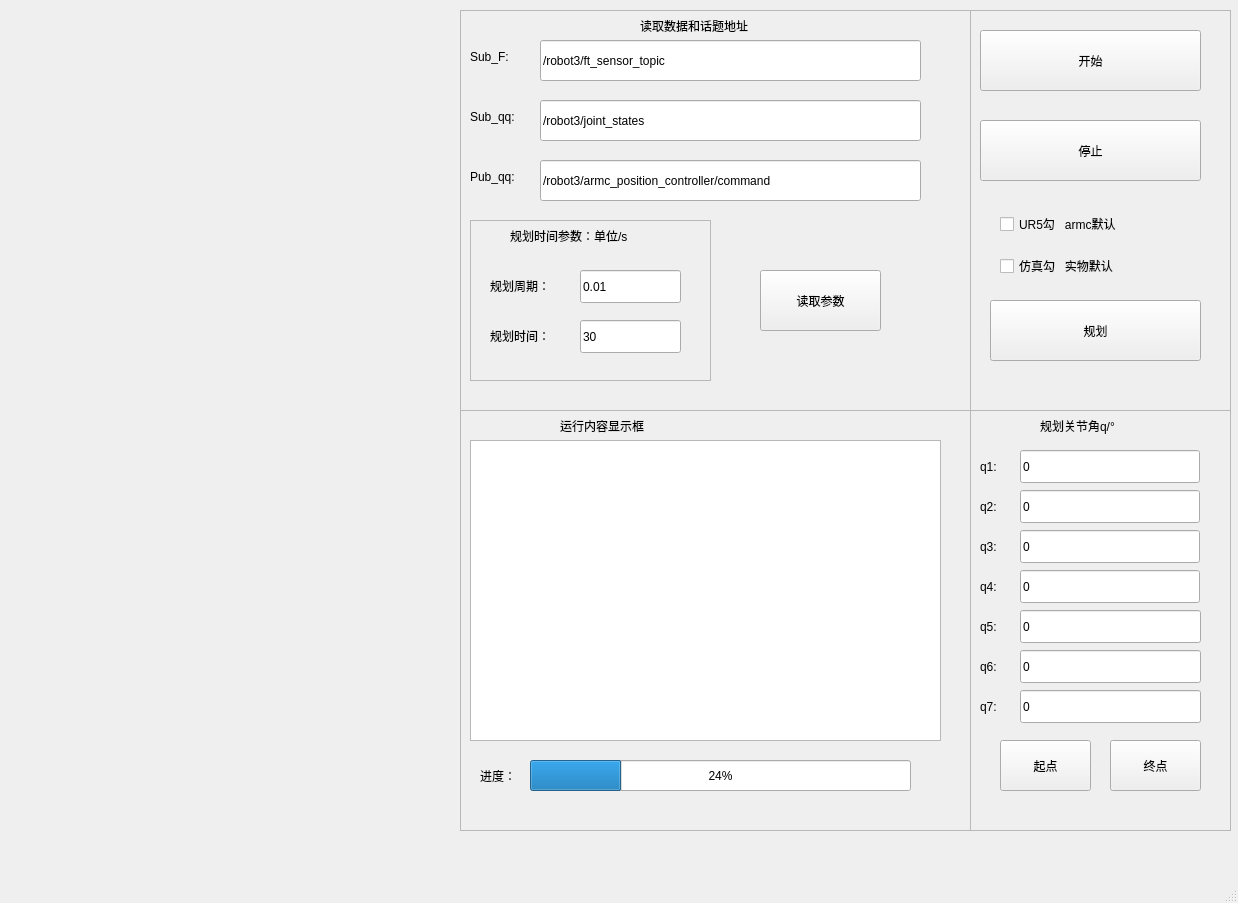
This is catkin_ws/src/robot_python/ui/test_form2.ui in CFlyingDragon/Multi_arm_robot as Qt 5 draws it before an edit. The edited form follows.
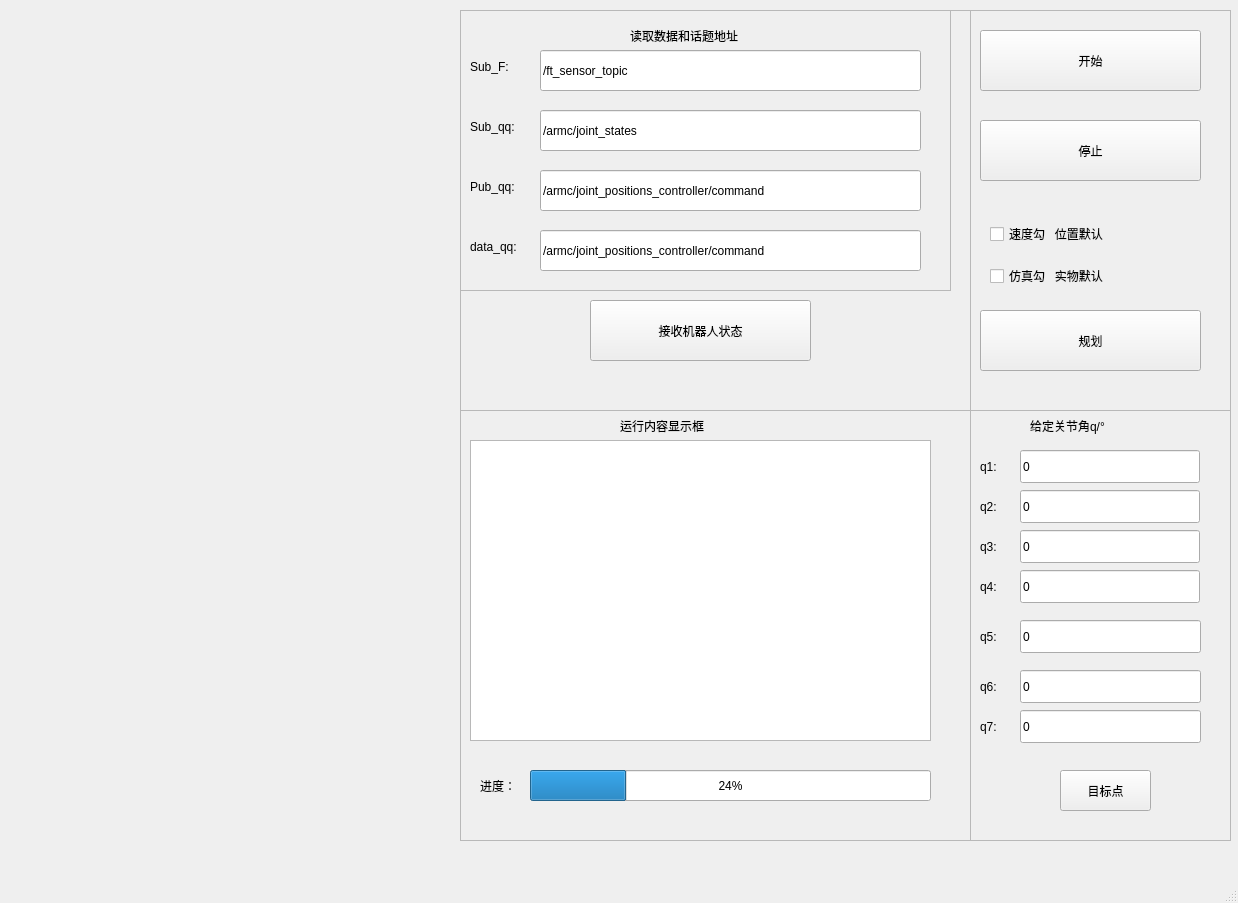
This is the edited form.

The edit to the form file:
```diff
--- a/catkin_ws/src/robot_python/ui/test_form2.ui
+++ b/catkin_ws/src/robot_python/ui/test_form2.ui
@@ -40,7 +40,7 @@
       <x>10</x>
       <y>410</y>
       <width>451</width>
-      <height>421</height>
+      <height>431</height>
      </rect>
     </property>
     <layout class="QHBoxLayout" name="horizontalLayout_2"/>
@@ -51,7 +51,7 @@
       <x>460</x>
       <y>410</y>
       <width>511</width>
-      <height>421</height>
+      <height>431</height>
      </rect>
     </property>
     <layout class="QHBoxLayout" name="horizontalLayout_5">
@@ -68,7 +68,7 @@
          <rect>
           <x>10</x>
           <y>30</y>
-          <width>471</width>
+          <width>461</width>
           <height>301</height>
          </rect>
         </property>
@@ -76,7 +76,7 @@
        <widget class="QLabel" name="label">
         <property name="geometry">
          <rect>
-          <x>100</x>
+          <x>160</x>
           <y>0</y>
           <width>131</width>
           <height>31</height>
@@ -90,8 +90,8 @@
         <property name="geometry">
          <rect>
           <x>70</x>
-          <y>350</y>
-          <width>381</width>
+          <y>360</y>
+          <width>401</width>
           <height>31</height>
          </rect>
         </property>
@@ -103,7 +103,7 @@
         <property name="geometry">
          <rect>
           <x>20</x>
-          <y>350</y>
+          <y>360</y>
           <width>51</width>
           <height>31</height>
          </rect>
@@ -134,104 +134,13 @@
        <property name="frameShadow">
         <enum>QFrame::Raised</enum>
        </property>
-       <widget class="QLineEdit" name="lineEdit_sub_qq">
-        <property name="geometry">
-         <rect>
-          <x>80</x>
-          <y>90</y>
-          <width>381</width>
-          <height>41</height>
-         </rect>
-        </property>
-        <property name="text">
-         <string>/robot3/joint_states</string>
-        </property>
-       </widget>
-       <widget class="QLabel" name="label_17">
-        <property name="geometry">
-         <rect>
-          <x>10</x>
-          <y>30</y>
-          <width>61</width>
-          <height>33</height>
-         </rect>
-        </property>
-        <property name="text">
-         <string>Sub_F:</string>
-        </property>
-       </widget>
-       <widget class="QLineEdit" name="lineEdit_sub_f">
-        <property name="geometry">
-         <rect>
-          <x>80</x>
-          <y>30</y>
-          <width>381</width>
-          <height>41</height>
-         </rect>
-        </property>
-        <property name="text">
-         <string>/robot3/ft_sensor_topic</string>
-        </property>
-       </widget>
-       <widget class="QLineEdit" name="lineEdit_pub_qq">
-        <property name="geometry">
-         <rect>
-          <x>80</x>
-          <y>150</y>
-          <width>381</width>
-          <height>41</height>
-         </rect>
-        </property>
-        <property name="text">
-         <string>/robot3/armc_position_controller/command</string>
-        </property>
-       </widget>
-       <widget class="QLabel" name="label_18">
-        <property name="geometry">
-         <rect>
-          <x>180</x>
-          <y>0</y>
-          <width>161</width>
-          <height>31</height>
-         </rect>
-        </property>
-        <property name="text">
-         <string>读取数据和话题地址</string>
-        </property>
-       </widget>
-       <widget class="QLabel" name="label_30">
-        <property name="geometry">
-         <rect>
-          <x>10</x>
-          <y>150</y>
-          <width>71</width>
-          <height>33</height>
-         </rect>
-        </property>
-        <property name="text">
-         <string>Pub_qq:</string>
-        </property>
-       </widget>
-       <widget class="QLabel" name="label_19">
-        <property name="geometry">
-         <rect>
-          <x>10</x>
-          <y>90</y>
-          <width>71</width>
-          <height>33</height>
-         </rect>
-        </property>
-        <property name="text">
-         <string>Sub_qq:</string>
-        </property>
-       </widget>
        <widget class="QWidget" name="verticalLayoutWidget_3">
         <property name="geometry">
          <rect>
-          <x>10</x>
-          <y>210</y>
-          <width>241</width>
-          <height>161</height>
+          <x>0</x>
+          <y>0</y>
+          <width>491</width>
+          <height>281</height>
          </rect>
         </property>
         <layout class="QVBoxLayout" name="verticalLayout_3">
@@ -243,69 +152,121 @@
            <property name="frameShadow">
             <enum>QFrame::Raised</enum>
            </property>
-           <widget class="QLabel" name="label_13">
+           <widget class="QLabel" name="label_11">
             <property name="geometry">
              <rect>
-              <x>40</x>
-              <y>0</y>
-              <width>181</width>
+              <x>170</x>
+              <y>10</y>
+              <width>161</width>
               <height>31</height>
              </rect>
             </property>
             <property name="text">
-             <string>规划时间参数：单位/s</string>
+             <string>读取数据和话题地址</string>
             </property>
            </widget>
-           <widget class="QLabel" name="label_14">
+           <widget class="QLabel" name="label_30">
             <property name="geometry">
              <rect>
-              <x>20</x>
-              <y>100</y>
-              <width>91</width>
-              <height>31</height>
-             </rect>
-            </property>
-            <property name="text">
-             <string>规划时间：</string>
-            </property>
-           </widget>
-           <widget class="QLineEdit" name="lineEdit_t">
-            <property name="geometry">
-             <rect>
-              <x>110</x>
-              <y>100</y>
-              <width>101</width>
+              <x>10</x>
+              <y>160</y>
+              <width>71</width>
               <height>33</height>
              </rect>
             </property>
             <property name="text">
-             <string>30</string>
+             <string>Pub_qq:</string>
             </property>
            </widget>
-           <widget class="QLineEdit" name="lineEdit_T">
+           <widget class="QLineEdit" name="lineEdit_sub_f">
             <property name="geometry">
              <rect>
-              <x>110</x>
-              <y>50</y>
-              <width>101</width>
-              <height>33</height>
+              <x>80</x>
+              <y>40</y>
+              <width>381</width>
+              <height>41</height>
              </rect>
             </property>
             <property name="text">
-             <string>0.01</string>
+             <string>/ft_sensor_topic</string>
             </property>
            </widget>
            <widget class="QLabel" name="label_12">
             <property name="geometry">
              <rect>
-              <x>20</x>
-              <y>50</y>
-              <width>91</width>
-              <height>31</height>
+              <x>10</x>
+              <y>40</y>
+              <width>61</width>
+              <height>33</height>
              </rect>
             </property>
             <property name="text">
-             <string>规划周期：</string>
+             <string>Sub_F:</string>
+            </property>
+           </widget>
+           <widget class="QLabel" name="label_13">
+            <property name="geometry">
+             <rect>
+              <x>10</x>
+              <y>100</y>
+              <width>71</width>
+              <height>33</height>
+             </rect>
+            </property>
+            <property name="text">
+             <string>Sub_qq:</string>
+            </property>
+           </widget>
+           <widget class="QLineEdit" name="lineEdit_sub_qq">
+            <property name="geometry">
+             <rect>
+              <x>80</x>
+              <y>100</y>
+              <width>381</width>
+              <height>41</height>
+             </rect>
+            </property>
+            <property name="text">
+             <string>/armc/joint_states</string>
+            </property>
+           </widget>
+           <widget class="QLineEdit" name="lineEdit_pub_qq">
+            <property name="geometry">
+             <rect>
+              <x>80</x>
+              <y>160</y>
+              <width>381</width>
+              <height>41</height>
+             </rect>
+            </property>
+            <property name="text">
+             <string>/armc/joint_positions_controller/command</string>
+            </property>
+           </widget>
+           <widget class="QLabel" name="label_31">
+            <property name="geometry">
+             <rect>
+              <x>10</x>
+              <y>220</y>
+              <width>71</width>
+              <height>33</height>
+             </rect>
+            </property>
+            <property name="text">
+             <string>data_qq:</string>
+            </property>
+           </widget>
+           <widget class="QLineEdit" name="lineEdit_data_qq">
+            <property name="geometry">
+             <rect>
+              <x>80</x>
+              <y>220</y>
+              <width>381</width>
+              <height>41</height>
+             </rect>
+            </property>
+            <property name="text">
+             <string>/armc/joint_positions_controller/command</string>
             </property>
            </widget>
           </widget>
@@ -315,18 +276,39 @@
        <widget class="QPushButton" name="button_read">
         <property name="geometry">
          <rect>
-          <x>300</x>
-          <y>260</y>
-          <width>121</width>
+          <x>130</x>
+          <y>290</y>
+          <width>221</width>
           <height>61</height>
          </rect>
         </property>
         <property name="text">
-         <string>读取参数</string>
+         <string>接收机器人状态</string>
+        </property>
+        <property name="iconSize">
+         <size>
+          <width>16</width>
+          <height>16</height>
+         </size>
+        </property>
+        <property name="autoRepeat">
+         <bool>false</bool>
+        </property>
+        <property name="autoExclusive">
+         <bool>false</bool>
+        </property>
+        <property name="autoRepeatDelay">
+         <number>400</number>
+        </property>
+        <property name="autoRepeatInterval">
+         <number>200</number>
         </property>
         <property name="autoDefault">
          <bool>true</bool>
         </property>
+        <property name="flat">
+         <bool>false</bool>
+        </property>
        </widget>
        <zorder>lineEdit_sub_qq</zorder>
        <zorder>label_17</zorder>
@@ -348,7 +330,7 @@
       <x>970</x>
       <y>410</y>
       <width>261</width>
-      <height>421</height>
+      <height>431</height>
      </rect>
     </property>
     <layout class="QVBoxLayout" name="verticalLayout">
@@ -377,7 +359,7 @@
         <property name="geometry">
          <rect>
           <x>50</x>
-          <y>200</y>
+          <y>210</y>
           <width>181</width>
           <height>33</height>
          </rect>
@@ -390,7 +372,7 @@
         <property name="geometry">
          <rect>
           <x>10</x>
-          <y>240</y>
+          <y>260</y>
           <width>31</width>
           <height>33</height>
          </rect>
@@ -403,7 +385,7 @@
         <property name="geometry">
          <rect>
           <x>50</x>
-          <y>240</y>
+          <y>260</y>
           <width>181</width>
           <height>33</height>
          </rect>
@@ -416,7 +398,7 @@
         <property name="geometry">
          <rect>
           <x>10</x>
-          <y>280</y>
+          <y>300</y>
           <width>31</width>
           <height>33</height>
          </rect>
@@ -429,7 +411,7 @@
         <property name="geometry">
          <rect>
           <x>50</x>
-          <y>280</y>
+          <y>300</y>
           <width>181</width>
           <height>33</height>
          </rect>
@@ -455,7 +437,7 @@
         <property name="geometry">
          <rect>
           <x>10</x>
-          <y>200</y>
+          <y>210</y>
           <width>31</width>
           <height>33</height>
          </rect>
@@ -467,14 +449,14 @@
        <widget class="QLabel" name="label_3">
         <property name="geometry">
          <rect>
-          <x>70</x>
+          <x>60</x>
           <y>0</y>
-          <width>121</width>
+          <width>151</width>
           <height>31</height>
          </rect>
         </property>
         <property name="text">
-         <string>规划关节角q/°</string>
+         <string>给定关节角q/°</string>
         </property>
        </widget>
        <widget class="QLabel" name="label_8">
@@ -558,30 +540,14 @@
        <widget class="QPushButton" name="button_plan_begin">
         <property name="geometry">
          <rect>
-          <x>30</x>
-          <y>330</y>
+          <x>90</x>
+          <y>360</y>
           <width>91</width>
-          <height>51</height>
+          <height>41</height>
          </rect>
         </property>
         <property name="text">
-         <string>起点</string>
-        </property>
-        <property name="autoDefault">
-         <bool>true</bool>
-        </property>
-       </widget>
-       <widget class="QPushButton" name="button_plan_end">
-        <property name="geometry">
-         <rect>
-          <x>140</x>
-          <y>330</y>
-          <width>91</width>
-          <height>51</height>
-         </rect>
-        </property>
-        <property name="text">
-         <string>终点</string>
+         <string>目标点</string>
         </property>
         <property name="autoDefault">
          <bool>true</bool>
@@ -682,9 +648,9 @@
        <widget class="QWidget" name="layoutWidget_2">
         <property name="geometry">
          <rect>
-          <x>30</x>
-          <y>190</y>
-          <width>191</width>
+          <x>20</x>
+          <y>200</y>
+          <width>201</width>
           <height>91</height>
          </rect>
         </property>
@@ -692,7 +658,7 @@
          <item>
           <widget class="QCheckBox" name="checkBox_UR5">
            <property name="text">
-            <string>UR5勾   armc默认</string>
+            <string>速度勾   位置默认</string>
            </property>
           </widget>
          </item>
@@ -708,9 +674,9 @@
        <widget class="QPushButton" name="button_plan">
         <property name="geometry">
          <rect>
-          <x>20</x>
-          <y>290</y>
-          <width>211</width>
+          <x>10</x>
+          <y>300</y>
+          <width>221</width>
           <height>61</height>
          </rect>
         </property>
```
Left out of the diff: 31 changed lines with no effect on the pictures.
